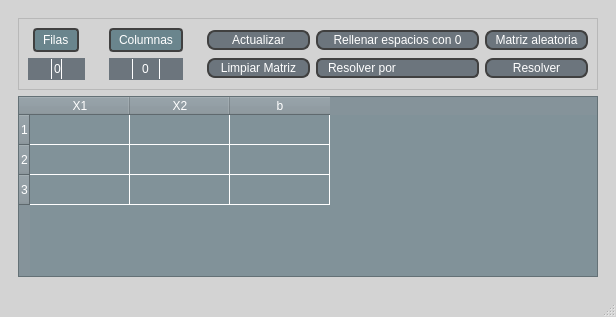
First picture: the form in views/QtFiles/main_window.ui, repository littlesaturnalien/Matriz_Escalonada, before the edit.
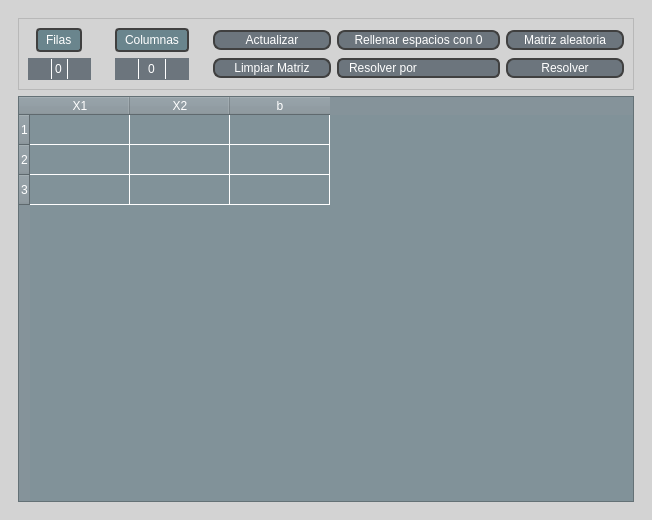
Second picture: the form after the edit. Icons and pictures are not drawn.

```diff
--- a/views/QtFiles/main_window.ui
+++ b/views/QtFiles/main_window.ui
@@ -9,8 +9,8 @@
    <rect>
     <x>0</x>
     <y>0</y>
-    <width>616</width>
-    <height>317</height>
+    <width>652</width>
+    <height>520</height>
    </rect>
   </property>
   <property name="windowTitle">
@@ -137,7 +137,7 @@
    <layout class="QVBoxLayout" name="centralwidget_layout" stretch="0">
     <item>
      <widget class="QWidget" name="table_widget" native="true">
-      <layout class="QVBoxLayout" name="verticalLayout_2" stretch="1,100">
+      <layout class="QVBoxLayout" name="verticalLayout_2" stretch="10,100">
        <item>
         <widget class="QFrame" name="table_buttons_frame">
          <property name="frameShape">
@@ -367,7 +367,6 @@
     </item>
    </layout>
   </widget>
-  <widget class="QStatusBar" name="statusbar"/>
  </widget>
  <resources>
   <include location="qrc_files/resources.qrc"/>
```
Left out of the diff: 58 changed lines with no effect on the pictures.
